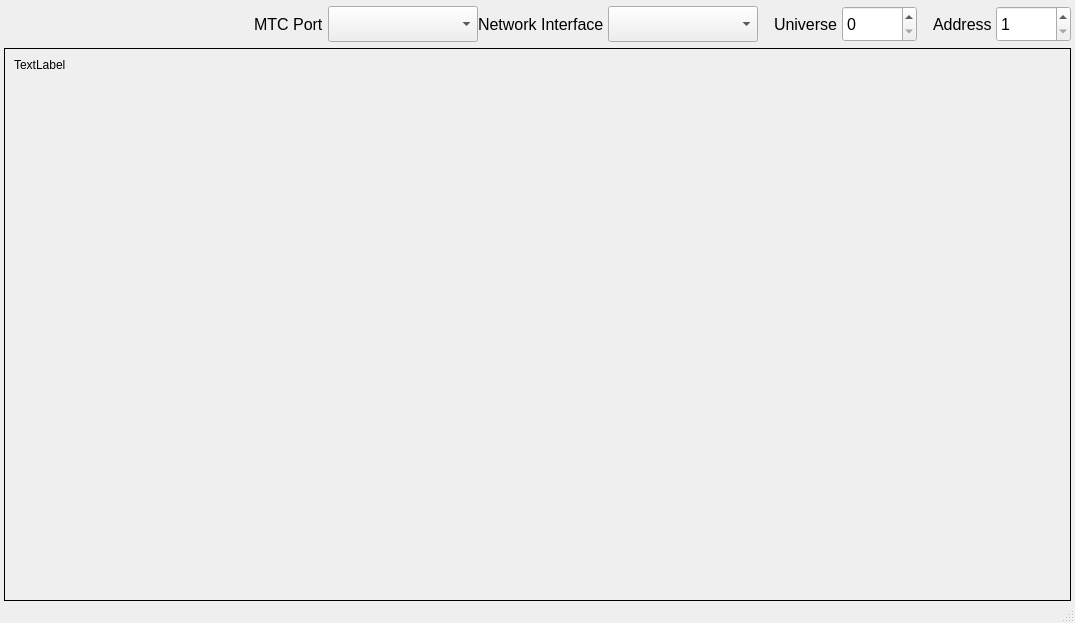
First picture: the form in TimecodeCameraController/src/UI/Windows/MainWindow/MainWindow.ui, repository CFXS/MTC-Camera-Controller, before the edit.
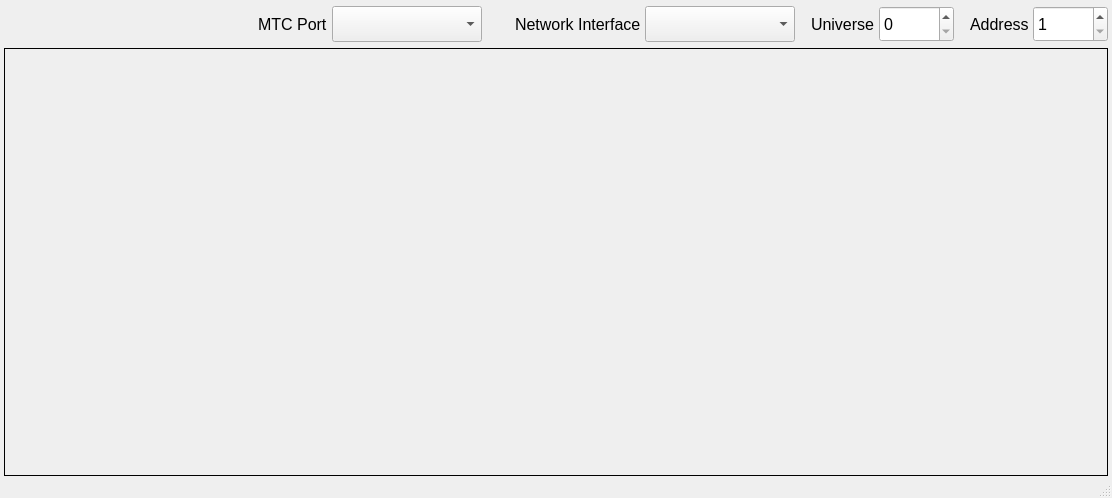
Second picture: the form after the edit.

The edit to the form file:
```diff
--- a/TimecodeCameraController/src/UI/Windows/MainWindow/MainWindow.ui
+++ b/TimecodeCameraController/src/UI/Windows/MainWindow/MainWindow.ui
@@ -6,8 +6,8 @@
    <rect>
     <x>0</x>
     <y>0</y>
-    <width>1066</width>
-    <height>623</height>
+    <width>1112</width>
+    <height>498</height>
    </rect>
   </property>
   <property name="windowTitle">
@@ -108,6 +108,22 @@
          </layout>
         </widget>
        </item>
+       <item>
+        <spacer name="horizontalSpacer_9">
+         <property name="orientation">
+          <enum>Qt::Horizontal</enum>
+         </property>
+         <property name="sizeType">
+          <enum>QSizePolicy::Fixed</enum>
+         </property>
+         <property name="sizeHint" stdset="0">
+          <size>
+           <width>4</width>
+           <height>20</height>
+          </size>
+         </property>
+        </spacer>
+       </item>
        <item>
         <widget class="QLabel" name="label">
          <property name="font">
@@ -166,6 +182,22 @@
          </property>
         </widget>
        </item>
+       <item>
+        <spacer name="horizontalSpacer_8">
+         <property name="orientation">
+          <enum>Qt::Horizontal</enum>
+         </property>
+         <property name="sizeType">
+          <enum>QSizePolicy::Fixed</enum>
+         </property>
+         <property name="sizeHint" stdset="0">
+          <size>
+           <width>16</width>
+           <height>20</height>
+          </size>
+         </property>
+        </spacer>
+       </item>
        <item>
         <spacer name="horizontalSpacer">
          <property name="orientation">
@@ -381,18 +413,7 @@
       <property name="frameShadow">
        <enum>QFrame::Plain</enum>
       </property>
-      <layout class="QGridLayout" name="gridLayout_3">
-       <item row="3" column="0">
-        <widget class="QLabel" name="camLabel">
-         <property name="text">
-          <string>TextLabel</string>
-         </property>
-         <property name="alignment">
-          <set>Qt::AlignLeading|Qt::AlignLeft|Qt::AlignTop</set>
-         </property>
-        </widget>
-       </item>
-      </layout>
+      <layout class="QGridLayout" name="gridLayout_3"/>
      </widget>
     </item>
    </layout>
```
